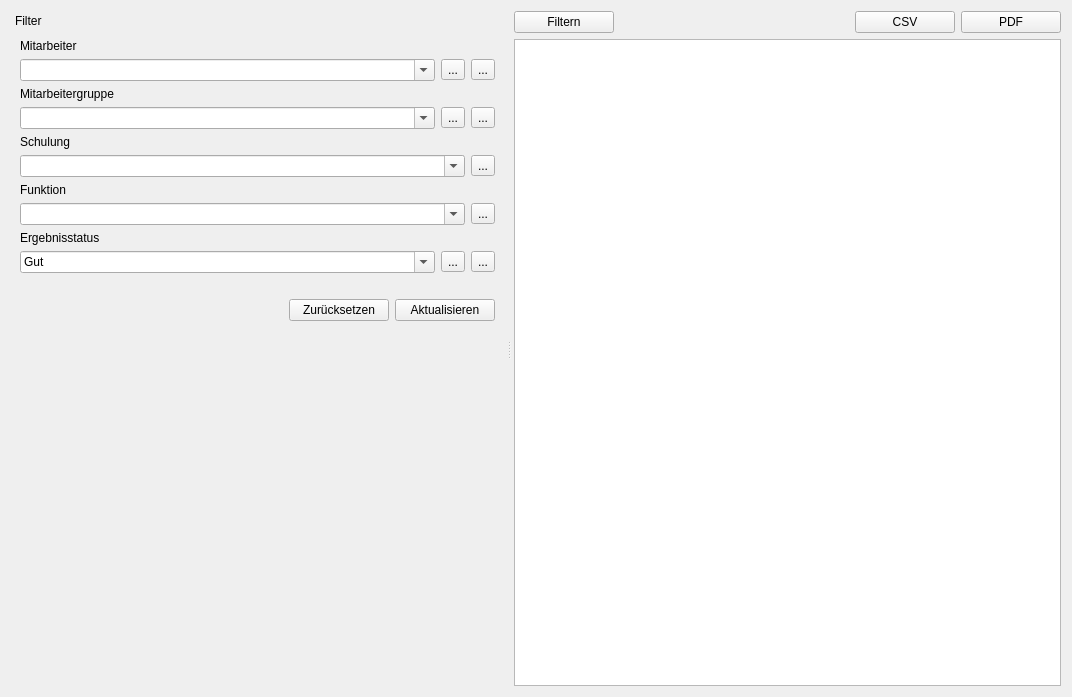
Christian-Kr/QualificationMatrix, file ui/qmqualiresultwidget.ui: the form before one commit.
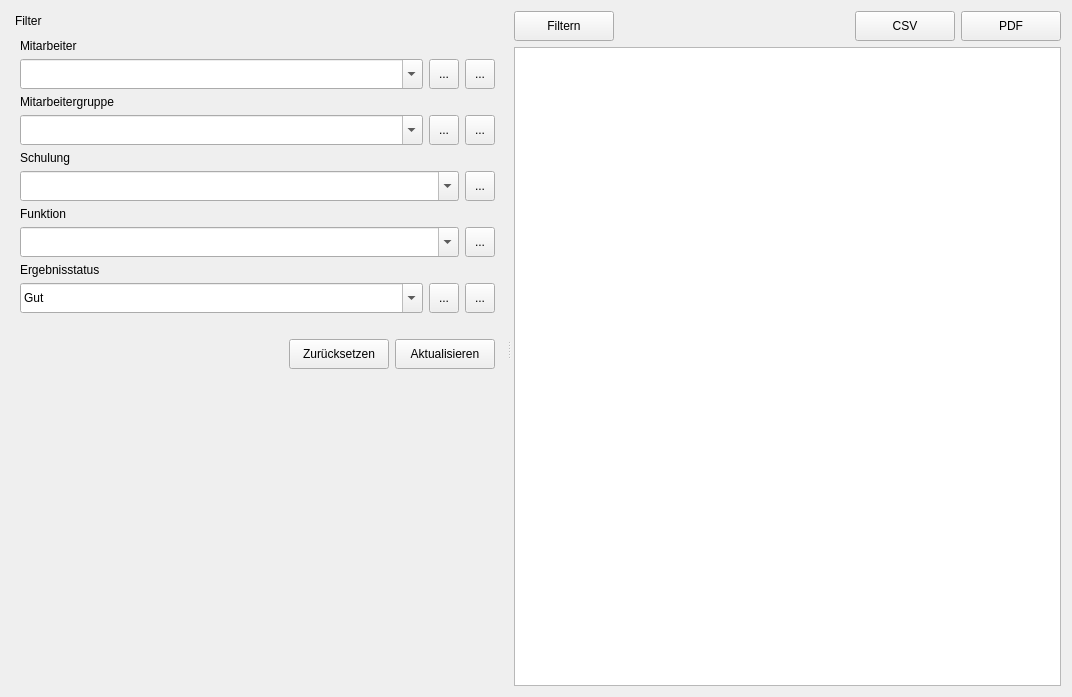
The form after the commit. Icons and pictures are not drawn.

Patch:
```diff
--- a/ui/qmqualiresultwidget.ui
+++ b/ui/qmqualiresultwidget.ui
@@ -78,6 +78,12 @@
               <verstretch>0</verstretch>
              </sizepolicy>
             </property>
+            <property name="minimumSize">
+             <size>
+              <width>100</width>
+              <height>30</height>
+             </size>
+            </property>
             <property name="editable">
              <bool>true</bool>
             </property>
@@ -106,6 +112,12 @@
           </item>
           <item>
            <widget class="QToolButton" name="tbResetTrainResultState">
+            <property name="minimumSize">
+             <size>
+              <width>30</width>
+              <height>30</height>
+             </size>
+            </property>
             <property name="toolTip">
              <string>Zurücksetzen</string>
             </property>
@@ -118,14 +130,20 @@
             </property>
             <property name="iconSize">
              <size>
-              <width>22</width>
-              <height>22</height>
+              <width>24</width>
+              <height>24</height>
              </size>
             </property>
            </widget>
           </item>
           <item>
            <widget class="QToolButton" name="tbExtSelTrainResultState">
+            <property name="minimumSize">
+             <size>
+              <width>30</width>
+              <height>30</height>
+             </size>
+            </property>
             <property name="toolTip">
              <string>Erweiterte Auswahl</string>
             </property>
@@ -138,8 +156,8 @@
             </property>
             <property name="iconSize">
              <size>
-              <width>22</width>
-              <height>22</height>
+              <width>24</width>
+              <height>24</height>
              </size>
             </property>
            </widget>
@@ -177,6 +195,12 @@
               <verstretch>0</verstretch>
              </sizepolicy>
             </property>
+            <property name="minimumSize">
+             <size>
+              <width>100</width>
+              <height>30</height>
+             </size>
+            </property>
             <property name="editable">
              <bool>true</bool>
             </property>
@@ -187,6 +211,12 @@
           </item>
           <item>
            <widget class="QToolButton" name="tbResetFunc">
+            <property name="minimumSize">
+             <size>
+              <width>30</width>
+              <height>30</height>
+             </size>
+            </property>
             <property name="toolTip">
              <string>Zurücksetzen</string>
             </property>
@@ -199,8 +229,8 @@
             </property>
             <property name="iconSize">
              <size>
-              <width>22</width>
-              <height>22</height>
+              <width>24</width>
+              <height>24</height>
              </size>
             </property>
            </widget>
@@ -217,6 +247,12 @@
               <verstretch>0</verstretch>
              </sizepolicy>
             </property>
+            <property name="minimumSize">
+             <size>
+              <width>100</width>
+              <height>30</height>
+             </size>
+            </property>
             <property name="editable">
              <bool>true</bool>
             </property>
@@ -227,6 +263,12 @@
           </item>
           <item>
            <widget class="QToolButton" name="tbResetEmployeeGroup">
+            <property name="minimumSize">
+             <size>
+              <width>30</width>
+              <height>30</height>
+             </size>
+            </property>
             <property name="toolTip">
              <string>Zurücksetzen</string>
             </property>
@@ -239,14 +281,20 @@
             </property>
             <property name="iconSize">
              <size>
-              <width>22</width>
-              <height>22</height>
+              <width>24</width>
+              <height>24</height>
              </size>
             </property>
            </widget>
           </item>
           <item>
            <widget class="QToolButton" name="tbExtSelEmployeeGroup">
+            <property name="minimumSize">
+             <size>
+              <width>30</width>
+              <height>30</height>
+             </size>
+            </property>
             <property name="toolTip">
              <string>Erweiterte Auswahl</string>
             </property>
@@ -259,8 +307,8 @@
             </property>
             <property name="iconSize">
              <size>
-              <width>22</width>
-              <height>22</height>
+              <width>24</width>
+              <height>24</height>
              </size>
             </property>
            </widget>
@@ -287,7 +335,7 @@
             <property name="minimumSize">
              <size>
               <width>100</width>
-              <height>0</height>
+              <height>30</height>
              </size>
             </property>
             <property name="text">
@@ -299,8 +347,8 @@
             </property>
             <property name="iconSize">
              <size>
-              <width>22</width>
-              <height>22</height>
+              <width>16</width>
+              <height>16</height>
              </size>
             </property>
            </widget>
@@ -310,7 +358,7 @@
             <property name="minimumSize">
              <size>
               <width>100</width>
-              <height>0</height>
+              <height>30</height>
              </size>
             </property>
             <property name="text">
@@ -322,8 +370,8 @@
             </property>
             <property name="iconSize">
              <size>
-              <width>22</width>
-              <height>22</height>
+              <width>16</width>
+              <height>16</height>
              </size>
             </property>
            </widget>
@@ -340,6 +388,12 @@
               <verstretch>0</verstretch>
              </sizepolicy>
             </property>
+            <property name="minimumSize">
+             <size>
+              <width>100</width>
+              <height>30</height>
+             </size>
+            </property>
             <property name="editable">
              <bool>true</bool>
             </property>
@@ -350,6 +404,12 @@
           </item>
           <item>
            <widget class="QToolButton" name="tbResetEmployee">
+            <property name="minimumSize">
+             <size>
+              <width>30</width>
+              <height>30</height>
+             </size>
+            </property>
             <property name="toolTip">
              <string>Zurücksetzen</string>
             </property>
@@ -362,14 +422,20 @@
             </property>
             <property name="iconSize">
              <size>
-              <width>22</width>
-              <height>22</height>
+              <width>24</width>
+              <height>24</height>
              </size>
             </property>
            </widget>
           </item>
           <item>
            <widget class="QToolButton" name="tbExtSelEmployee">
+            <property name="minimumSize">
+             <size>
+              <width>30</width>
+              <height>30</height>
+             </size>
+            </property>
             <property name="toolTip">
              <string>Erweiterte Auswahl</string>
             </property>
@@ -382,8 +448,8 @@
             </property>
             <property name="iconSize">
              <size>
-              <width>22</width>
-              <height>22</height>
+              <width>24</width>
+              <height>24</height>
              </size>
             </property>
            </widget>
@@ -407,6 +473,12 @@
               <verstretch>0</verstretch>
              </sizepolicy>
             </property>
+            <property name="minimumSize">
+             <size>
+              <width>100</width>
+              <height>30</height>
+             </size>
+            </property>
             <property name="editable">
              <bool>true</bool>
             </property>
@@ -417,6 +489,12 @@
           </item>
           <item>
            <widget class="QToolButton" name="tbResetTrain">
+            <property name="minimumSize">
+             <size>
+              <width>30</width>
+              <height>30</height>
+             </size>
+            </property>
             <property name="toolTip">
              <string>Zurücksetzen</string>
             </property>
@@ -429,8 +507,8 @@
             </property>
             <property name="iconSize">
              <size>
-              <width>22</width>
-              <height>22</height>
+              <width>24</width>
+              <height>24</height>
              </size>
             </property>
            </widget>
@@ -478,7 +556,7 @@
            <property name="minimumSize">
             <size>
              <width>100</width>
-             <height>0</height>
+             <height>30</height>
             </size>
            </property>
            <property name="text">
@@ -490,8 +568,8 @@
            </property>
            <property name="iconSize">
             <size>
-             <width>22</width>
-             <height>22</height>
+             <width>24</width>
+             <height>24</height>
             </size>
            </property>
           </widget>
@@ -514,7 +592,7 @@
            <property name="minimumSize">
             <size>
              <width>100</width>
-             <height>0</height>
+             <height>30</height>
             </size>
            </property>
            <property name="text">
@@ -526,8 +604,8 @@
            </property>
            <property name="iconSize">
             <size>
-             <width>22</width>
-             <height>22</height>
+             <width>24</width>
+             <height>24</height>
             </size>
            </property>
           </widget>
@@ -537,7 +615,7 @@
            <property name="minimumSize">
             <size>
              <width>100</width>
-             <height>0</height>
+             <height>30</height>
             </size>
            </property>
            <property name="text">
@@ -549,8 +627,8 @@
            </property>
            <property name="iconSize">
             <size>
-             <width>22</width>
-             <height>22</height>
+             <width>24</width>
+             <height>24</height>
             </size>
            </property>
           </widget>
```
Left out of the diff: 24 changed lines with no effect on the pictures.
